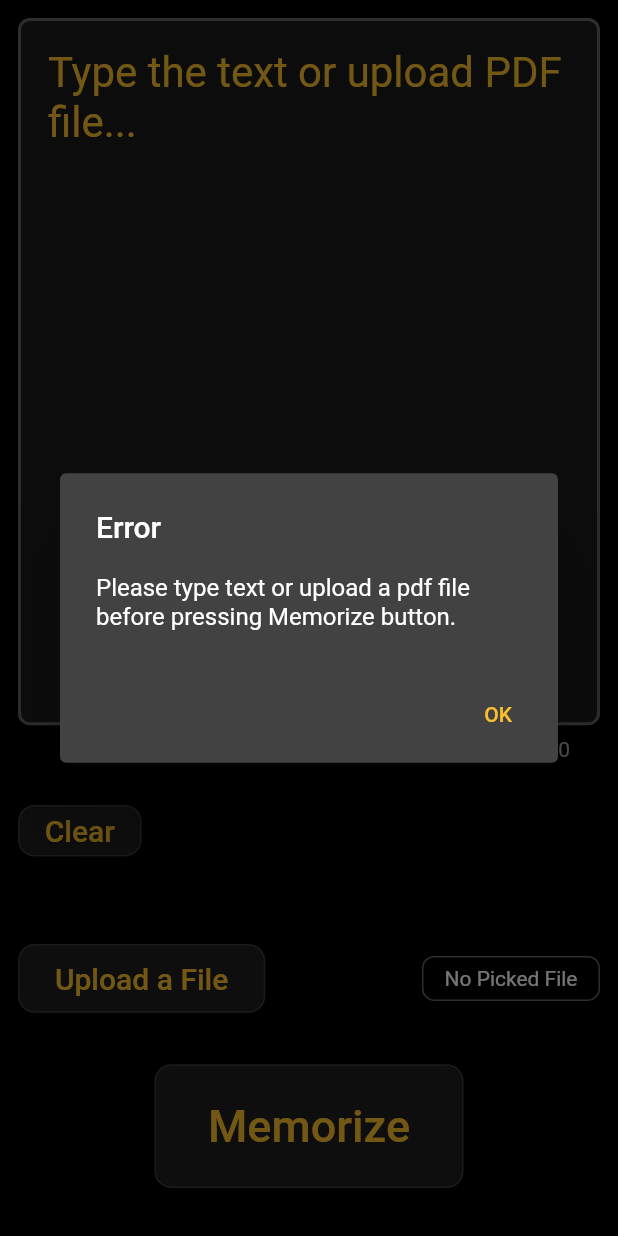
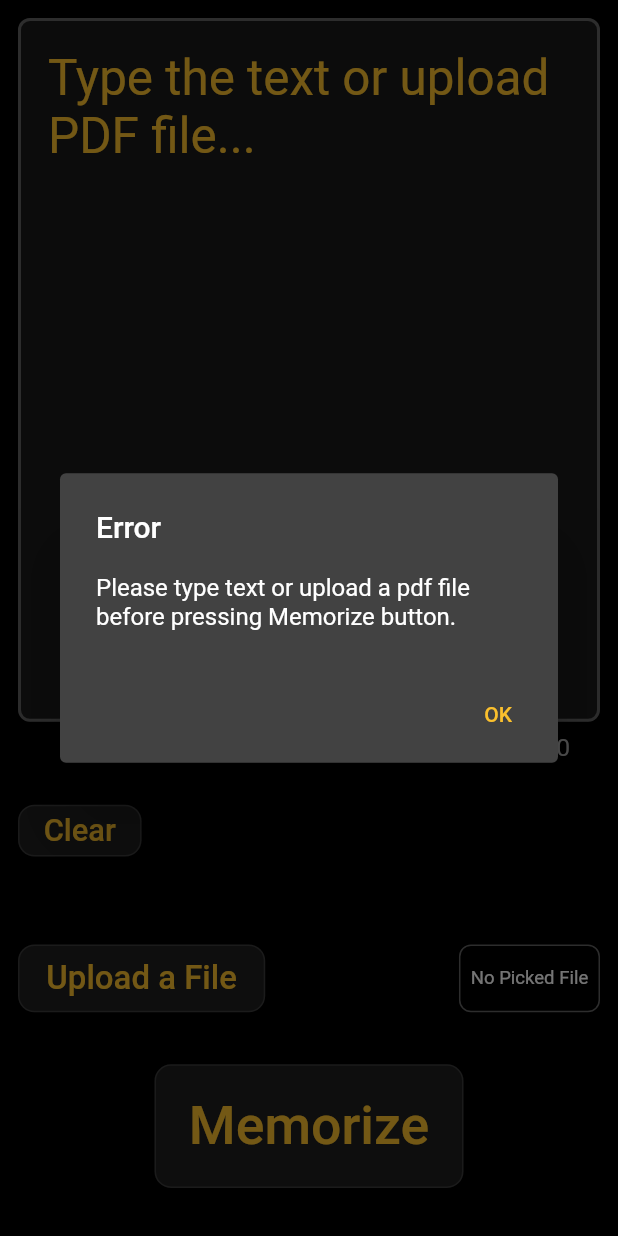
Before and after one commit to InnoSWP/memorizer, a Flutter app: the screen it shows after launch, after a tap on "Memorize", on a phone screen of 412 x 824 dp. Run offline on Flutter 3.47's test engine with Material 2 defaults, Android fonts, the phone set to English and light mode, and no system bars; our stand-ins replace file_picker, flutter_tts, google_fonts, scrollable_positioned_list, sizer, speech_to_text; missing offline and left inert: pdf_text.

Commit message:
[FIX] screen responsiveness

```diff
--- a/lib/main.dart
+++ b/lib/main.dart
@@ -2,6 +2,7 @@ import 'package:flutter/material.dart';
 import 'package:flutter/rendering.dart';
 import 'package:flutter/services.dart';
 import 'package:memorizer/pages/input_page.dart';
+import 'package:sizer/sizer.dart';
 
 void main() {
   debugPaintSizeEnabled = false;
@@ -15,10 +16,12 @@ class App extends StatelessWidget {
 
   @override
   Widget build(BuildContext context) {
-    return MaterialApp(
+    return Sizer(builder: (context, orientation, deviceType) {
+      return MaterialApp(
       debugShowCheckedModeBanner: false,
       theme: ThemeData.dark(),
       home: const InputPage(),
     );
+    });
   }
 }
--- a/lib/pages/input_page.dart
+++ b/lib/pages/input_page.dart
@@ -4,6 +4,7 @@ import 'package:memorizer/services/text_splitter_service.dart';
 import 'package:memorizer/settings/constants.dart' as clr;
 import 'package:memorizer/widgets/buttons.dart';
 import 'package:memorizer/widgets/my_app_bar.dart';
+import 'package:sizer/sizer.dart';
 
 import 'audio_page.dart';
 
@@ -36,7 +37,29 @@ class _InputPageState extends State<InputPage> {
   }
 
   void _memorizeOnPressed(BuildContext context) {
-    if (justInput != "" || pdfService.text != null) {
+    if (justInput != '' && pdfService.text != null) {
+      showDialog(
+        context: context,
+        builder: (BuildContext context) {
+          return AlertDialog(
+            title: const Text("Error"),
+            content: const Text(
+                "Please either enter a text or upload a pdf to start memorizing."),
+            actions: [
+              TextButton(
+                style: ButtonStyle(
+                    foregroundColor:
+                        MaterialStateProperty.all(clr.kOrangeAccent)),
+                child: const Text("OK"),
+                onPressed: () {
+                  Navigator.pop(context);
+                },
+              )
+            ],
+          );
+        },
+      );
+    } else if (justInput != "" || pdfService.text != null) {
       List<String> listOfSentences = <String>[];
 
       if (pdfService.text != null) {
@@ -79,9 +102,8 @@ class _InputPageState extends State<InputPage> {
 
   @override
   Widget build(BuildContext context) {
-    double kScreenHeight = MediaQuery.of(context).size.height;
-    double kScreenWidth = MediaQuery.of(context).size.width;
-
+    // double kScreenHeight = MediaQuery.of(context).size.height;
+    // double kScreenWidth = MediaQuery.of(context).size.width;
     return GestureDetector(
       onTap: () => FocusManager.instance.primaryFocus?.unfocus(),
       onVerticalDragEnd: (DragEndDetails details) =>
@@ -115,13 +137,13 @@ class _InputPageState extends State<InputPage> {
                         maxLines: 20,
                         decoration: InputDecoration(
                           counterText: "Number of words : $numberOfWords",
-                          counterStyle: const TextStyle(
-                            fontSize: 14,
+                          counterStyle: TextStyle(
+                            fontSize: 12.sp,
                             color: Color.fromARGB(255, 175, 175, 175),
                           ),
                           contentPadding: const EdgeInsets.all(20),
                           // helperText: 'Input your text and press Memorize!',
-                          helperStyle: const TextStyle(fontSize: 14),
+                          helperStyle: TextStyle(fontSize: 12.sp),
                           enabledBorder: OutlineInputBorder(
                               borderRadius: BorderRadius.circular(8),
                               borderSide: BorderSide(
@@ -137,7 +159,7 @@ class _InputPageState extends State<InputPage> {
                           hintText: "Type the text or upload PDF file...",
                           hintStyle: TextStyle(
                             color: clr.kBnbSelectedItemClr,
-                            fontSize: 28,
+                            fontSize: 24.sp,
                           ),
                           filled: true,
                           fillColor: clr.blackThemeClr,
@@ -148,9 +170,9 @@ class _InputPageState extends State<InputPage> {
                             numberOfWords = input.split(" ").length - 1;
                           });
                         },
-                        style: const TextStyle(
+                        style: TextStyle(
                           color: Colors.white,
-                          fontSize: 20,
+                          fontSize: 16.sp,
                         ),
                       ),
                     ),
@@ -159,10 +181,11 @@ class _InputPageState extends State<InputPage> {
                         mainAxisAlignment: MainAxisAlignment.spaceBetween,
                         children: [
                           MyButton(
-                            width: kScreenWidth / 5,
-                            height: kScreenHeight / 24,
+                            width: 20.w,
+                            height: 4.2.h,
                             text: "Clear",
                             iconData: null,
+                            fontSize: 15.sp,
                             onPressed: _clearOnPressed,
                           ),
                         ],
@@ -173,13 +196,16 @@ class _InputPageState extends State<InputPage> {
                         mainAxisAlignment: MainAxisAlignment.spaceBetween,
                         children: [
                           MyButton(
-                            width: kScreenWidth / 2.5,
-                            height: kScreenHeight / 18,
+                            width: 40.w,
+                            height: 5.5.h,
                             text: "Upload a File",
                             iconData: null,
+                            fontSize: 16.sp,
                             onPressed: _uploadFileOnPressed,
                           ),
                           Container(
+                            height: 5.5.h,
+                            // width: 50.w,
                             decoration: BoxDecoration(
                               color: Colors.black,
                               borderRadius: BorderRadius.circular(8),
@@ -190,15 +216,16 @@ class _InputPageState extends State<InputPage> {
                               // gradient: kDarkGradientBackground,
                             ),
                             child: Padding(
-                              padding: const EdgeInsets.symmetric(
-                                  horizontal: 14, vertical: 6),
-                              child: Text(
-                                pdfService.fileName != null
-                                    ? 'Picked File: ${pdfService.fileName!.length < 17 ? pdfService.fileName : '${pdfService.fileName!.substring(0, 17)}...'}'
-                                    : 'No Picked File',
-                                style: const TextStyle(
-                                  color: Colors.white,
-                                  fontSize: 14,
+                              padding: EdgeInsets.all(5.sp),
+                              child: Center(
+                                child: Text(
+                                  pdfService.fileName != null
+                                      ? 'Picked File: ${pdfService.fileName!.length < 17 ? pdfService.fileName : '${pdfService.fileName!.substring(0, 17)}...'}'
+                                      : 'No Picked File',
+                                  style: TextStyle(
+                                    color: Colors.white,
+                                    fontSize: 9.sp,
+                                  ),
                                 ),
                               ),
                             ),
@@ -211,15 +238,15 @@ class _InputPageState extends State<InputPage> {
                           mainAxisAlignment: MainAxisAlignment.center,
                           children: [
                             SizedBox(
-                              height: kScreenHeight / 10,
-                              width: kScreenWidth / 2,
+                              height: 10.h,
+                              width: 50.w,
                               child: MyButton(
                                 text: "Memorize",
                                 iconData: null,
                                 onPressed: () {
                                   _memorizeOnPressed(context);
                                 },
-                                fontSize: 30,
+                                fontSize: 26.sp,
                               ),
                             ),
                           ]),
--- a/lib/services/pdf_service.dart
+++ b/lib/services/pdf_service.dart
@@ -37,6 +37,4 @@ class PdfService {
       _fileName = _file?.path.split('/').last;
     }
   }
-
-
 }
--- a/lib/widgets/buttons.dart
+++ b/lib/widgets/buttons.dart
@@ -1,5 +1,6 @@
 import 'package:flutter/material.dart';
 import 'package:memorizer/settings/constants.dart' as clr;
+import 'package:sizer/sizer.dart';
 
 ButtonStyle getAudioPageButtonStyle() {
   return ButtonStyle(
@@ -54,7 +55,7 @@ class MyButton extends StatelessWidget {
     required this.onPressed,
     this.iconData,
     this.text,
-    this.fontSize = 20,
+    this.fontSize,
     this.iconColor = Colors.white,
     this.height,
     this.width,
@@ -84,7 +85,7 @@ class MyButton extends StatelessWidget {
             ? Icon(
                 iconData,
                 color: iconColor,
-                size: 45,
+                size: 26.sp,
               )
             : Text(
                 text!,
--- a/pubspec.yaml
+++ b/pubspec.yaml
@@ -43,6 +43,7 @@ dependencies:
   google_fonts: ^3.0.1
   flutter_tts: ^3.4.0
   speech_to_text: ^5.6.0
+  sizer: ^2.0.15
 
 dev_dependencies:
 
```
Also changed, not shown: lib/pages/audio_page.dart (+25 -24 lines), lib/services/tts_service.dart (+11 -3 lines), pubspec.lock.
